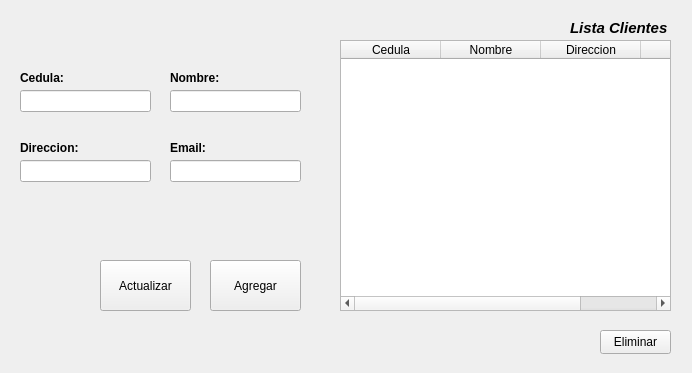
Above: GUI/ClienteCRUD.ui from GT09Neil/proyecto_ventas before the change. Below: the same form after it.
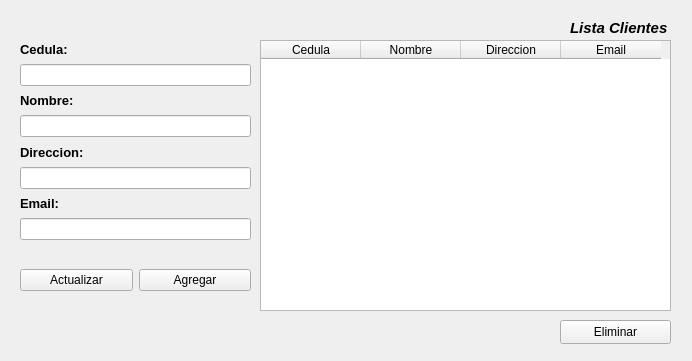
That is the form after the change.

What changed in the file:
```diff
--- a/GUI/ClienteCRUD.ui
+++ b/GUI/ClienteCRUD.ui
@@ -7,7 +7,7 @@
     <x>0</x>
     <y>0</y>
     <width>692</width>
-    <height>373</height>
+    <height>361</height>
    </rect>
   </property>
   <property name="windowTitle">
@@ -16,9 +16,9 @@
   <widget class="QTableWidget" name="tablaClientes">
    <property name="geometry">
     <rect>
-     <x>340</x>
+     <x>260</x>
      <y>40</y>
-     <width>331</width>
+     <width>411</width>
      <height>271</height>
     </rect>
    </property>
@@ -66,9 +66,9 @@
   <widget class="QPushButton" name="EliminarButton">
    <property name="geometry">
     <rect>
-     <x>600</x>
-     <y>330</y>
-     <width>71</width>
+     <x>560</x>
+     <y>320</y>
+     <width>111</width>
      <height>24</height>
     </rect>
    </property>
@@ -76,57 +76,21 @@
     <string>Eliminar</string>
    </property>
   </widget>
-  <widget class="QLineEdit" name="CedulaClientetxt">
+  <widget class="QWidget" name="verticalLayoutWidget">
    <property name="geometry">
     <rect>
      <x>20</x>
-     <y>90</y>
-     <width>131</width>
-     <height>22</height>
+     <y>40</y>
+     <width>231</width>
+     <height>200</height>
     </rect>
    </property>
-  </widget>
-  <widget class="QLineEdit" name="NombreClientetxt">
-   <property name="geometry">
-    <rect>
-     <x>170</x>
-     <y>90</y>
-     <width>131</width>
-     <height>22</height>
-    </rect>
-   </property>
-  </widget>
-  <widget class="QLineEdit" name="DireccionClientetxt">
-   <property name="geometry">
-    <rect>
-     <x>20</x>
-     <y>160</y>
-     <width>131</width>
-     <height>22</height>
-    </rect>
-   </property>
-  </widget>
-  <widget class="QLineEdit" name="EmailClientetxt">
-   <property name="geometry">
-    <rect>
-     <x>170</x>
-     <y>160</y>
-     <width>131</width>
-     <height>22</height>
-    </rect>
-   </property>
-  </widget>
+   <layout class="QVBoxLayout" name="DatosCliente">
+    <item>
   <widget class="QLabel" name="label_2">
-   <property name="geometry">
-    <rect>
-     <x>20</x>
-     <y>70</y>
-     <width>49</width>
-     <height>16</height>
-    </rect>
-   </property>
    <property name="font">
     <font>
+        <pointsize>10</pointsize>
      <bold>true</bold>
     </font>
    </property>
@@ -134,17 +98,15 @@
     <string>Cedula:</string>
    </property>
   </widget>
+    </item>
+    <item>
+     <widget class="QLineEdit" name="CedulaTXT"/>
+    </item>
+    <item>
   <widget class="QLabel" name="label_3">
-   <property name="geometry">
-    <rect>
-     <x>170</x>
-     <y>70</y>
-     <width>51</width>
-     <height>16</height>
-    </rect>
-   </property>
    <property name="font">
     <font>
+        <pointsize>10</pointsize>
      <bold>true</bold>
     </font>
    </property>
@@ -152,17 +114,15 @@
     <string>Nombre:</string>
    </property>
   </widget>
+    </item>
+    <item>
+     <widget class="QLineEdit" name="NombreTXT"/>
+    </item>
+    <item>
   <widget class="QLabel" name="label_4">
-   <property name="geometry">
-    <rect>
-     <x>20</x>
-     <y>140</y>
-     <width>71</width>
-     <height>16</height>
-    </rect>
-   </property>
    <property name="font">
     <font>
+        <pointsize>10</pointsize>
      <bold>true</bold>
     </font>
    </property>
@@ -170,17 +130,15 @@
     <string>Direccion:</string>
    </property>
   </widget>
+    </item>
+    <item>
+     <widget class="QLineEdit" name="DireccionTXT"/>
+    </item>
+    <item>
   <widget class="QLabel" name="label_5">
-   <property name="geometry">
-    <rect>
-     <x>170</x>
-     <y>140</y>
-     <width>49</width>
-     <height>16</height>
-    </rect>
-   </property>
    <property name="font">
     <font>
+        <pointsize>10</pointsize>
      <bold>true</bold>
     </font>
    </property>
@@ -188,31 +146,37 @@
     <string>Email:</string>
    </property>
   </widget>
-  <widget class="QPushButton" name="AgregarBTN">
+    </item>
+    <item>
+     <widget class="QLineEdit" name="EmailTXT"/>
+    </item>
+   </layout>
+  </widget>
+  <widget class="QWidget" name="horizontalLayoutWidget">
    <property name="geometry">
     <rect>
-     <x>210</x>
-     <y>260</y>
-     <width>91</width>
-     <height>51</height>
+     <x>20</x>
+     <y>250</y>
+     <width>231</width>
+     <height>61</height>
     </rect>
    </property>
-   <property name="text">
-    <string>Agregar</string>
-   </property>
-  </widget>
+   <layout class="QHBoxLayout" name="Botones">
+    <item>
   <widget class="QPushButton" name="ActualizarBTN">
-   <property name="geometry">
-    <rect>
-     <x>100</x>
-     <y>260</y>
-     <width>91</width>
-     <height>51</height>
-    </rect>
-   </property>
    <property name="text">
     <string>Actualizar</string>
    </property>
+     </widget>
+    </item>
+    <item>
+     <widget class="QPushButton" name="AgregarBTN">
+      <property name="text">
+       <string>Agregar</string>
+      </property>
+     </widget>
+    </item>
+   </layout>
   </widget>
  </widget>
  <resources/>
```
Left out of the diff: 2 changed lines with no effect on the pictures. Lines whose indentation alone changed are shown as unchanged.
